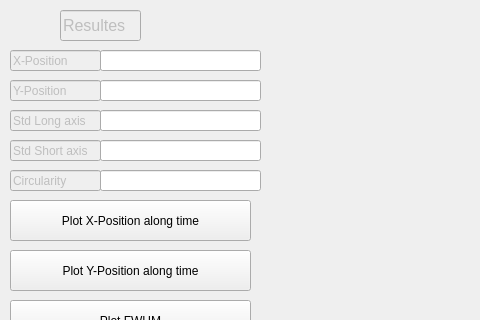
First picture: the form in src/View_page.ui, repository vazirilab/PyBeamProfiler, before the edit; both pictures show x 0 to 480 and y 0 to 320 of the 1029 by 707 pixel window.
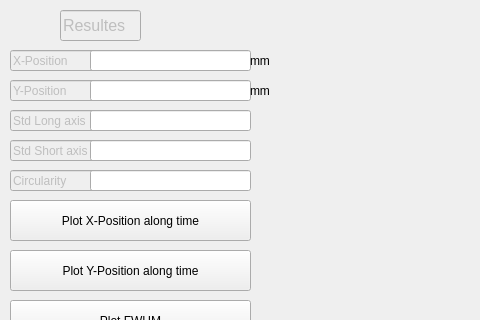
Second picture: the form after the edit.

```diff
--- a/src/View_page.ui
+++ b/src/View_page.ui
@@ -139,7 +139,7 @@
    <widget class="QLineEdit" name="x_position_text">
     <property name="geometry">
      <rect>
-      <x>100</x>
+      <x>90</x>
       <y>50</y>
       <width>161</width>
       <height>21</height>
@@ -149,7 +149,7 @@
    <widget class="QLineEdit" name="y_position_text">
     <property name="geometry">
      <rect>
-      <x>100</x>
+      <x>90</x>
       <y>80</y>
       <width>161</width>
       <height>21</height>
@@ -159,7 +159,7 @@
    <widget class="QLineEdit" name="std_LA_text">
     <property name="geometry">
      <rect>
-      <x>100</x>
+      <x>90</x>
       <y>110</y>
       <width>161</width>
       <height>21</height>
@@ -169,7 +169,7 @@
    <widget class="QLineEdit" name="std_SA_text">
     <property name="geometry">
      <rect>
-      <x>100</x>
+      <x>90</x>
       <y>140</y>
       <width>161</width>
       <height>21</height>
@@ -179,7 +179,7 @@
    <widget class="QLineEdit" name="circularity_text">
     <property name="geometry">
      <rect>
-      <x>100</x>
+      <x>90</x>
       <y>170</y>
       <width>161</width>
       <height>21</height>
@@ -257,6 +257,32 @@
      <string>Plot Std for Long Axis</string>
     </property>
    </widget>
+   <widget class="QLabel" name="label">
+    <property name="geometry">
+     <rect>
+      <x>250</x>
+      <y>50</y>
+      <width>31</width>
+      <height>21</height>
+     </rect>
+    </property>
+    <property name="text">
+     <string>mm</string>
+    </property>
+   </widget>
+   <widget class="QLabel" name="label_2">
+    <property name="geometry">
+     <rect>
+      <x>250</x>
+      <y>80</y>
+      <width>31</width>
+      <height>21</height>
+     </rect>
+    </property>
+    <property name="text">
+     <string>mm</string>
+    </property>
+   </widget>
   </widget>
   <widget class="QStatusBar" name="statusbar"/>
  </widget>
```
